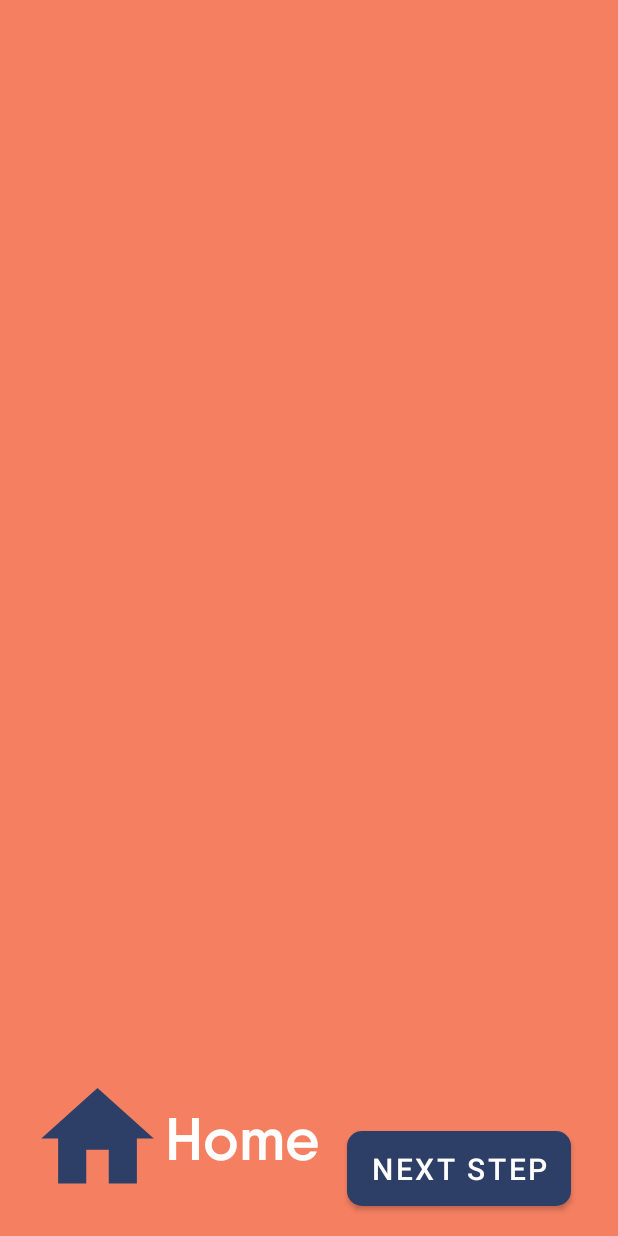
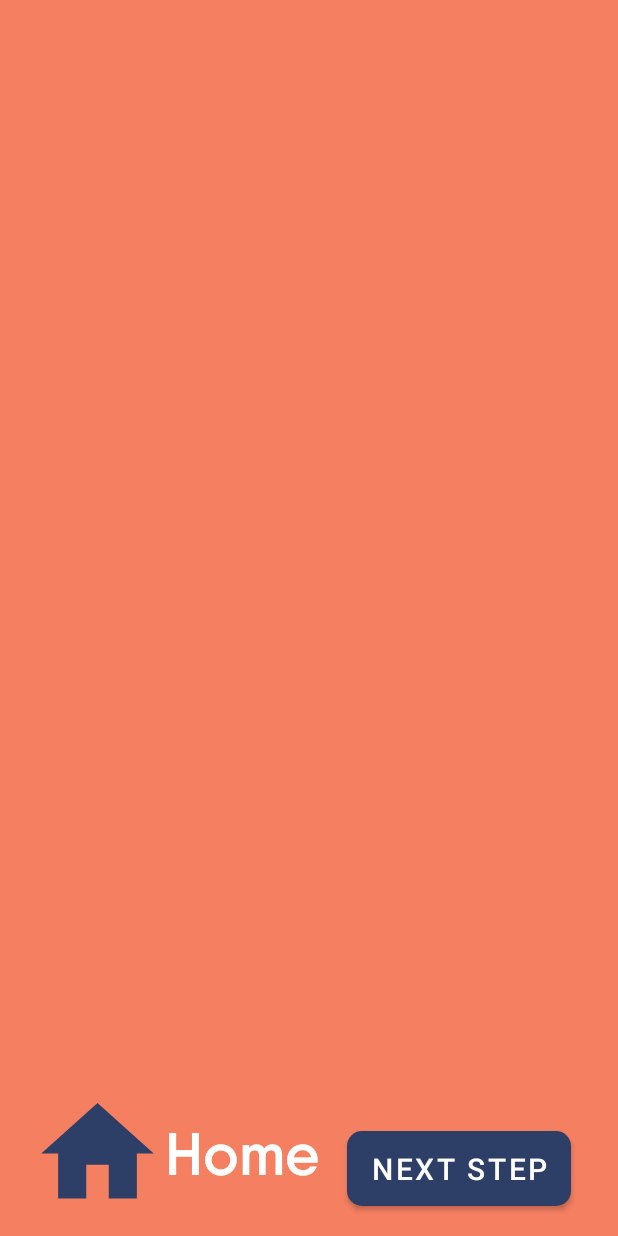
Before and after one commit to hybrid87sg/temiApp, an Android app: the HtcActivity screen opened directly, with no data from a screen before it, on a phone screen of 412 x 824 dp. Run offline under Robolectric (Android 15) with nearby library versions, the phone set to English and light mode, and no system bars; 7 statements that could not run were skipped.

Commit message:
TemiUI 290121 2021

```diff
--- a/app/build.gradle
+++ b/app/build.gradle
@@ -45,8 +45,8 @@ dependencies {
     implementation 'androidx.constraintlayout:constraintlayout:2.0.4'
     implementation 'androidx.legacy:legacy-support-v4:1.0.0'
     implementation 'androidx.gridlayout:gridlayout:1.0.0'
-    implementation 'androidx.navigation:navigation-fragment-ktx:2.3.2'
-    implementation 'androidx.navigation:navigation-ui-ktx:2.3.2'
+    implementation 'androidx.navigation:navigation-fragment-ktx:2.3.3'
+    implementation 'androidx.navigation:navigation-ui-ktx:2.3.3'
     testImplementation 'junit:junit:4.+'
     androidTestImplementation 'androidx.test.ext:junit:1.1.2'
     androidTestImplementation 'androidx.test.espresso:espresso-core:3.3.0'
@@ -54,4 +54,5 @@ dependencies {
     //libraries
     implementation("io.coil-kt:coil:1.1.1")
     implementation "com.airbnb.android:lottie:3.6.0"
+
 }
--- a/app/src/main/java/com/hybrid/temiui/Fragments/ZoneFragment.kt
+++ b/app/src/main/java/com/hybrid/temiui/Fragments/ZoneFragment.kt
@@ -4,6 +4,7 @@ import android.content.Intent
 import android.os.Bundle
 import androidx.fragment.app.Fragment
 import android.view.View
+import android.widget.Toast
 import com.hybrid.temiui.MapActivity
 import com.hybrid.temiui.R
 import com.hybrid.temiui.databinding.FragmentZoneBinding
@@ -26,6 +27,10 @@ class ZoneFragment : Fragment(R.layout.fragment_zone) {
             binding.gridZoneB.visibility = View.VISIBLE
             binding.gridZoneA.visibility = View.GONE
         }
+
+        binding.a1.setOnClickListener {
+            Toast.makeText(context,"Going to A1",Toast.LENGTH_LONG).show()
+        }
     }
 
 
--- a/app/src/main/java/com/hybrid/temiui/HtbActivity.kt
+++ b/app/src/main/java/com/hybrid/temiui/HtbActivity.kt
@@ -34,7 +34,7 @@ class HtbActivity : AppCompatActivity(R.layout.activity_htb) {
             binding.lotFrame2.visibility = View.GONE
         }
 
-        binding.ibHome.setOnClickListener {
+        binding.llHome.setOnClickListener {
             val intent = Intent(this,MainActivity::class.java)
             startActivity(intent)
         }
--- a/app/src/main/java/com/hybrid/temiui/HtcActivity.kt
+++ b/app/src/main/java/com/hybrid/temiui/HtcActivity.kt
@@ -35,7 +35,7 @@ class HtcActivity : AppCompatActivity(R.layout.activity_htc) {
             binding.lotFrame2.visibility = View.GONE
         }
 
-        binding.ibHome.setOnClickListener {
+        binding.llHome.setOnClickListener {
             val intent = Intent(this,MainActivity::class.java)
             startActivity(intent)
         }
--- a/app/src/main/res/layout/activity_htb.xml
+++ b/app/src/main/res/layout/activity_htb.xml
@@ -43,9 +43,10 @@
 
         <com.airbnb.lottie.LottieAnimationView
             android:id="@+id/lothtb2"
-            android:layout_width="900dp"
+            android:layout_width="1000dp"
             android:layout_height="wrap_content"
             android:layout_gravity="center"
+            android:scaleType="fitCenter"
             app:lottie_autoPlay="true"
             app:lottie_loop="false"
             app:lottie_rawRes="@raw/htb2" />
@@ -105,10 +106,11 @@
     </FrameLayout>
 
     <LinearLayout
+        android:id="@+id/llHome"
         android:layout_width="wrap_content"
         android:layout_height="wrap_content"
         android:layout_marginStart="20dp"
-        android:layout_marginBottom="20dp"
+        android:layout_marginBottom="10dp"
         android:orientation="horizontal"
         app:layout_constraintBottom_toBottomOf="parent"
         app:layout_constraintStart_toStartOf="parent">
--- a/app/src/main/res/layout/activity_htc.xml
+++ b/app/src/main/res/layout/activity_htc.xml
@@ -105,10 +105,11 @@
     </FrameLayout>
 
     <LinearLayout
+        android:id="@+id/llHome"
         android:layout_width="wrap_content"
         android:layout_height="wrap_content"
         android:layout_marginStart="20dp"
-        android:layout_marginBottom="20dp"
+        android:layout_marginBottom="10dp"
         android:orientation="horizontal"
         app:layout_constraintBottom_toBottomOf="parent"
         app:layout_constraintStart_toStartOf="parent">
--- a/app/src/main/res/layout/activity_main.xml
+++ b/app/src/main/res/layout/activity_main.xml
@@ -9,7 +9,7 @@
 
     <LinearLayout
         android:layout_width="wrap_content"
-        android:layout_height="wrap_content"
+        android:layout_height="450dp"
         android:orientation="horizontal"
         app:layout_constraintEnd_toEndOf="parent"
         app:layout_constraintStart_toStartOf="parent"
--- a/app/src/main/res/values/themes.xml
+++ b/app/src/main/res/values/themes.xml
@@ -12,7 +12,6 @@
          Status bar color.
         <item name="android:statusBarColor" tools:targetApi="l">?attr/colorPrimaryVariant</item>
          Customize your theme here.
-        <item name="android:background">@color/coral</item>
-        <item name="android:color">@color/white</item>
+
     </style>
 </resources>
--- a/build.gradle
+++ b/build.gradle
@@ -1,6 +1,6 @@
 // Top-level build file where you can add configuration options common to all sub-projects/modules.
 buildscript {
-    ext.kotlin_version = "1.4.21"
+    ext.kotlin_version = '1.4.21'
     repositories {
         google()
         jcenter()
```
Also changed, not shown: app/src/main/res/layout/row.xml (deleted, +0 -19 lines).
